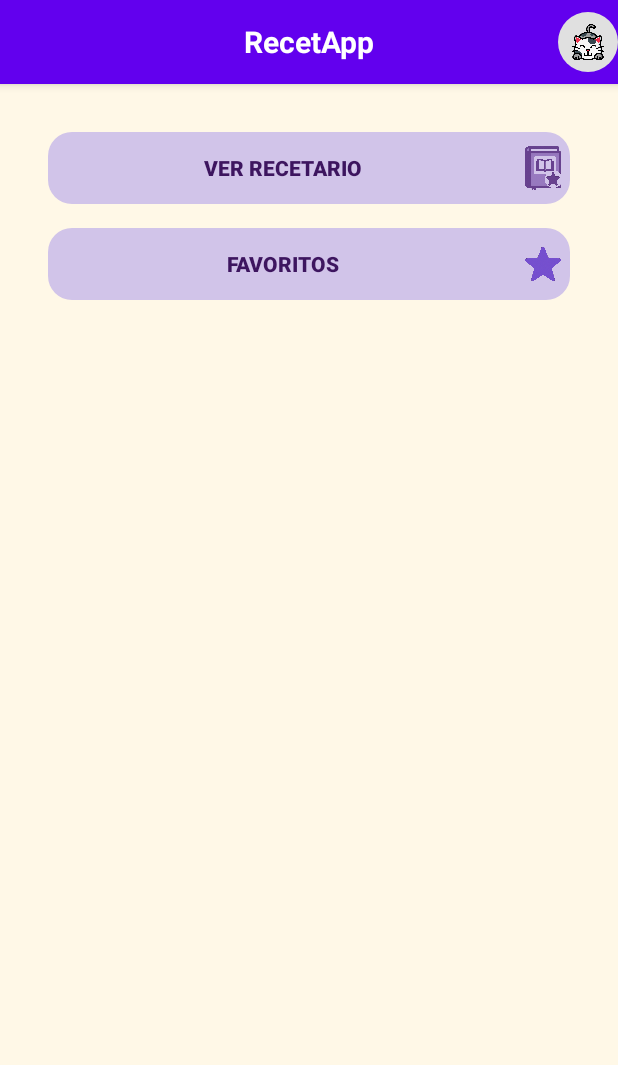
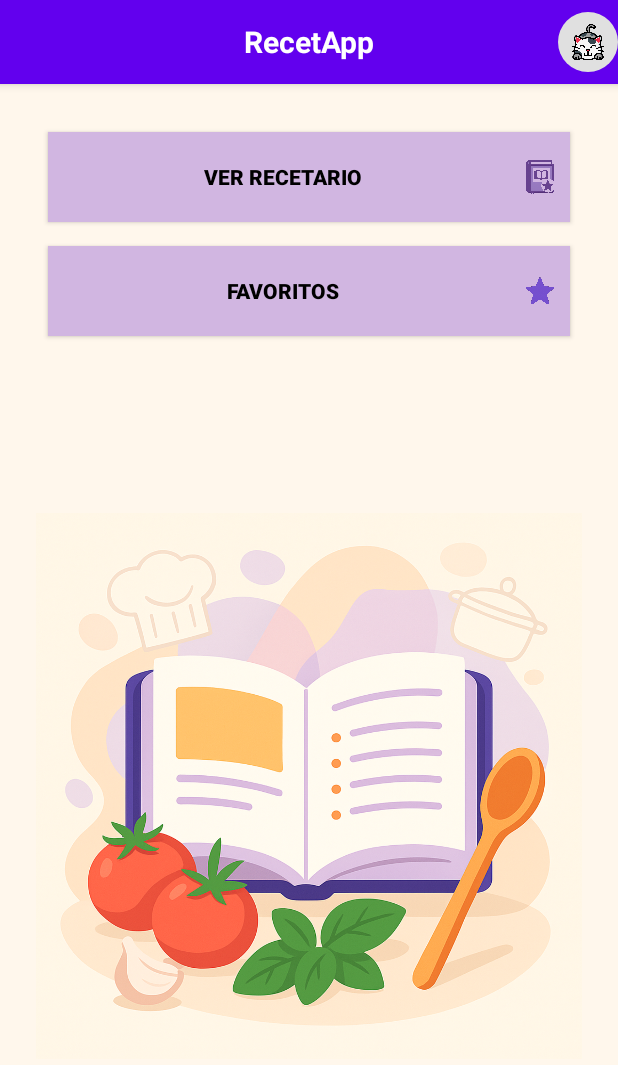
Before and after one commit to superpin6/RecetApp, an Android app built with Jetpack Compose: the screen it shows after launch (UserActivity), on a phone screen of 412 x 824 dp. Shown: the top 1065 px of the screen. Run offline under Robolectric (Android 15) with nearby library versions, the light colour scheme and no system bars.

Commit message:
Cambios y mejoras en la app de hoy

```diff
--- a/app/src/main/res/layout/activity_user.xml
+++ b/app/src/main/res/layout/activity_user.xml
@@ -4,9 +4,11 @@
     android:orientation="vertical"
     android:layout_width="match_parent"
     android:layout_height="match_parent"
-    android:background="#FFF8E7">   <!-- Fondo pastel -->
+    android:background="#FFF7EC"
 
-    <!-- Toolbar personalizada -->
+    >
+
+    <!-- Custom Toolbar -->
 <androidx.appcompat.widget.Toolbar
 android:id="@+id/toolbar"
 android:layout_width="match_parent"
@@ -40,71 +42,93 @@
     android:background="@drawable/circle_bg"/>
 </androidx.appcompat.widget.Toolbar>
 
+    <!-- Space -->
 <Space
 android:layout_width="match_parent"
-        android:layout_height="32dp" />
+android:layout_height="24dp" />
 
-    <!-- Botón Ver Recetario con icono -->
+    <!-- Recetario Button -->
 <LinearLayout
+android:orientation="horizontal"
 android:layout_width="match_parent"
 android:layout_height="wrap_content"
 android:layout_marginStart="32dp"
 android:layout_marginEnd="32dp"
 android:layout_marginBottom="16dp"
-        android:orientation="horizontal"
-        android:background="@drawable/rounded_button"
-        android:gravity="center_vertical"
-        android:padding="0dp">
+android:background="#D1B6E1"
+android:gravity="center"
+android:padding="6dp"
+android:layout_marginTop="8dp"
+android:clipToPadding="false"
+android:backgroundTint="@null"
+android:elevation="2dp"
+android:layout_gravity="center"
+android:radius="12dp">
 
 <Button
     android:id="@+id/btnRecetario"
     android:layout_width="0dp"
     android:layout_height="wrap_content"
     android:layout_weight="1"
+    android:text="VER RECETARIO"
     android:background="@android:color/transparent"
-            android:text="VER RECETARIO"
-            android:textColor="#3D155F"
+    android:textColor="@android:color/black"
     android:textStyle="bold"/>
 
 <ImageView
-            android:layout_width="36dp"
-            android:layout_height="36dp"
+    android:id="@+id/icLibro"
+    android:layout_width="28dp"
+    android:layout_height="28dp"
     android:src="@drawable/ic_libro_recetas"
-            android:contentDescription="Recetario"/>
+    android:contentDescription="Libros"
+    android:layout_marginStart="8dp"/>
 </LinearLayout>
 
-    <!-- Botón Favoritos con icono -->
+    <!-- Favoritos Button -->
 <LinearLayout
+android:orientation="horizontal"
 android:layout_width="match_parent"
 android:layout_height="wrap_content"
 android:layout_marginStart="32dp"
 android:layout_marginEnd="32dp"
-        android:orientation="horizontal"
-        android:background="@drawable/rounded_button"
-        android:gravity="center_vertical"
-        android:padding="0dp"
-        android:layout_marginBottom="0dp">
+android:background="#D1B6E1"
+android:gravity="center"
+android:padding="6dp"
+android:clipToPadding="false"
+android:backgroundTint="@null"
+android:elevation="2dp"
+android:layout_gravity="center"
+android:radius="12dp">
 
 <Button
     android:id="@+id/btnFavoritos"
     android:layout_width="0dp"
     android:layout_height="wrap_content"
     android:layout_weight="1"
+    android:text="FAVORITOS"
     android:background="@android:color/transparent"
-            android:text="FAVORITOS"
-            android:textColor="#3D155F"
-            android:textStyle="bold"/>
+    android:textColor="@android:color/black"
+    android:textStyle="bold" />
 
 <ImageView
-            android:layout_width="36dp"
-            android:layout_height="36dp"
+    android:id="@+id/icEstrella"
+    android:layout_width="28dp"
+    android:layout_height="28dp"
     android:src="@drawable/ic_estrella_favorito"
-            android:contentDescription="Favoritos"/>
+    android:contentDescription="Favoritos"
+    android:layout_marginStart="8dp"/>
 </LinearLayout>
 
-    <Space
+    <!-- Main representative image for Recetario (fills remaining space) -->
+<ImageView
+android:id="@+id/imgRecetario"
 android:layout_width="match_parent"
 android:layout_height="0dp"
-        android:layout_weight="1" />
+android:layout_weight="1"
+android:src="@drawable/recetario_representativo"
+    android:scaleType="fitCenter"
+    android:contentDescription="Recetario illustration"
+    android:layout_margin="24dp"
+    />
 
     </LinearLayout>
--- a/gradle/libs.versions.toml
+++ b/gradle/libs.versions.toml
@@ -1,5 +1,7 @@
 [versions]
 agp = "8.5.0"
+appcompat = "1.7.1"
+gson = "2.11.0"
 kotlin = "1.9.22"
 coreKtx = "1.13.1"               # <-- BAJADA compatible
 junit = "4.13.2"
@@ -17,7 +19,9 @@ material = "1.12.0"
 kspVersion = "1.9.22-1.0.18"
 
 [libraries]
+androidx-appcompat = { module = "androidx.appcompat:appcompat", version.ref = "appcompat" }
 androidx-core-ktx = { group = "androidx.core", name = "core-ktx", version.ref = "coreKtx" }
+gson = { module = "com.google.code.gson:gson", version.ref = "gson" }
 junit = { group = "junit", name = "junit", version.ref = "junit" }
 androidx-junit = { group = "androidx.test.ext", name = "junit", version.ref = "junitVersion" }
 androidx-espresso-core = { group = "androidx.test.espresso", name = "espresso-core", version.ref = "espressoCore" }
```
Also changed, not shown: app/build.gradle.kts (+4 -4 lines), app/src/main/java/com/universitatcarlemany/recetapp/adapter/RecetaAdapter.kt (+10 -7 lines), app/src/main/java/com/universitatcarlemany/recetapp/controller/FavoritesActivity.kt (+9 -8 lines), app/src/main/java/com/universitatcarlemany/recetapp/controller/RecetarioActivity.kt (+34 -15 lines), app/src/main/java/com/universitatcarlemany/recetapp/util/NotificationHelper.kt (+30 -16 lines), app/src/main/res/drawable/recetario_representativo.png (added). Lines whose indentation alone changed are shown as unchanged.
